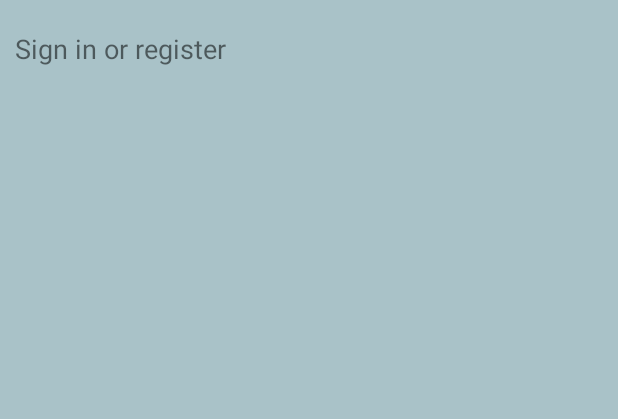
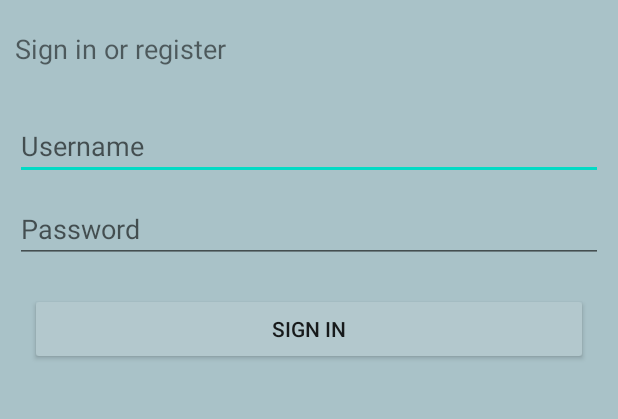
Before and after one commit to JacquelynDeHart/MathByWilson, an Android app: the screen it shows after launch (LoginActivity), on a phone screen of 412 x 824 dp, the part 346-765 px from its top. Run offline under Robolectric (Android 15) with nearby library versions, the phone set to English and light mode, and no system bars.

Commit message:
added components to login screen v2

```diff
--- a/app/app/src/main/res/layout/activity_login.xml
+++ b/app/app/src/main/res/layout/activity_login.xml
@@ -31,5 +31,34 @@
         android:layout_marginTop="20dp"
         android:layout_marginLeft="10dp"
         android:layout_marginRight="10dp"/>
+    <LinearLayout
+        android:layout_width="match_parent"
+        android:layout_height="wrap_content"
+        android:layout_marginRight="10dp"
+        android:layout_marginLeft="10dp"
+        android:layout_marginTop="20dp"
+        android:layout_marginBottom="20dp"
+        android:orientation="vertical">
+        <EditText
+            android:layout_width="match_parent"
+            android:layout_height="wrap_content"
+            android:id="@+id/username"
+            android:hint="Username"
+            android:layout_marginTop="10dp"/>
+        <EditText
+            android:layout_width="match_parent"
+            android:layout_height="wrap_content"
+            android:id="@+id/password"
+            android:hint="Password"
+            android:layout_marginTop="10dp"/>
+
+    </LinearLayout>
+    <Button
+        android:layout_width="match_parent"
+        android:layout_height="wrap_content"
+        android:text="@string/action_sign_in_short"
+        android:backgroundTint="#B3C8CD"
+        android:layout_marginLeft="20dp"
+        android:layout_marginRight="20dp"/>
 
 </LinearLayout>
```
